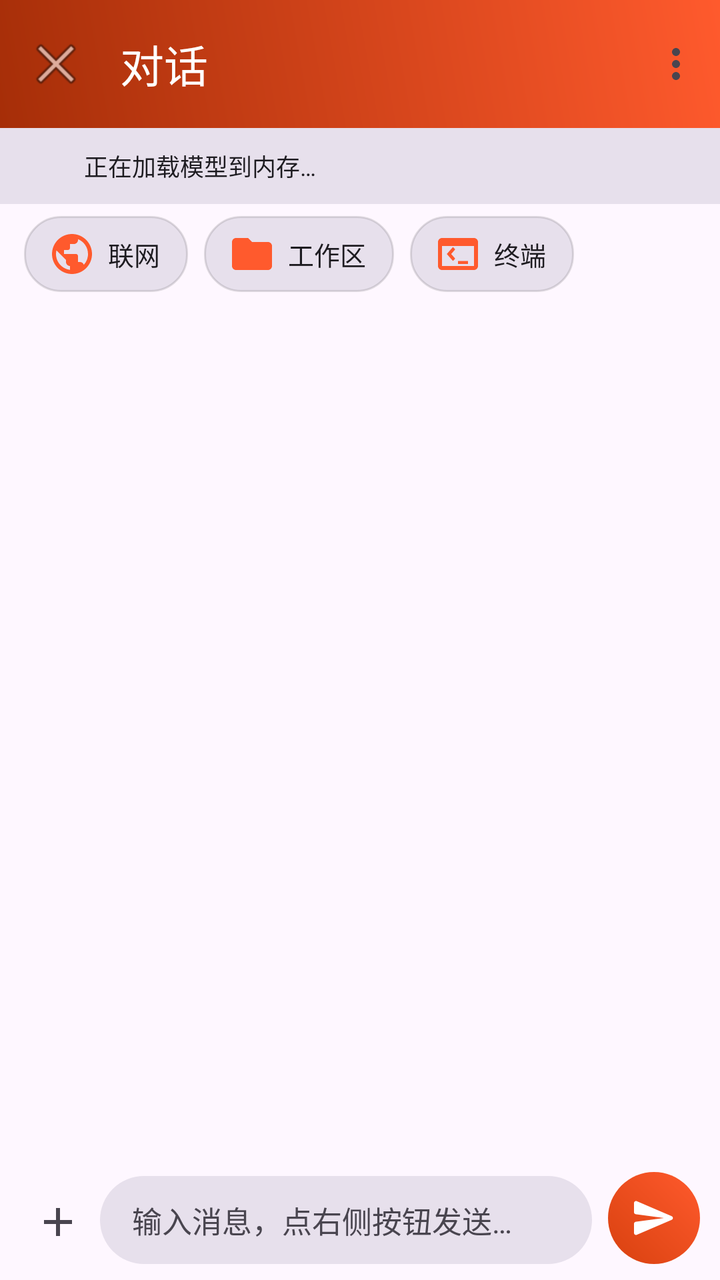
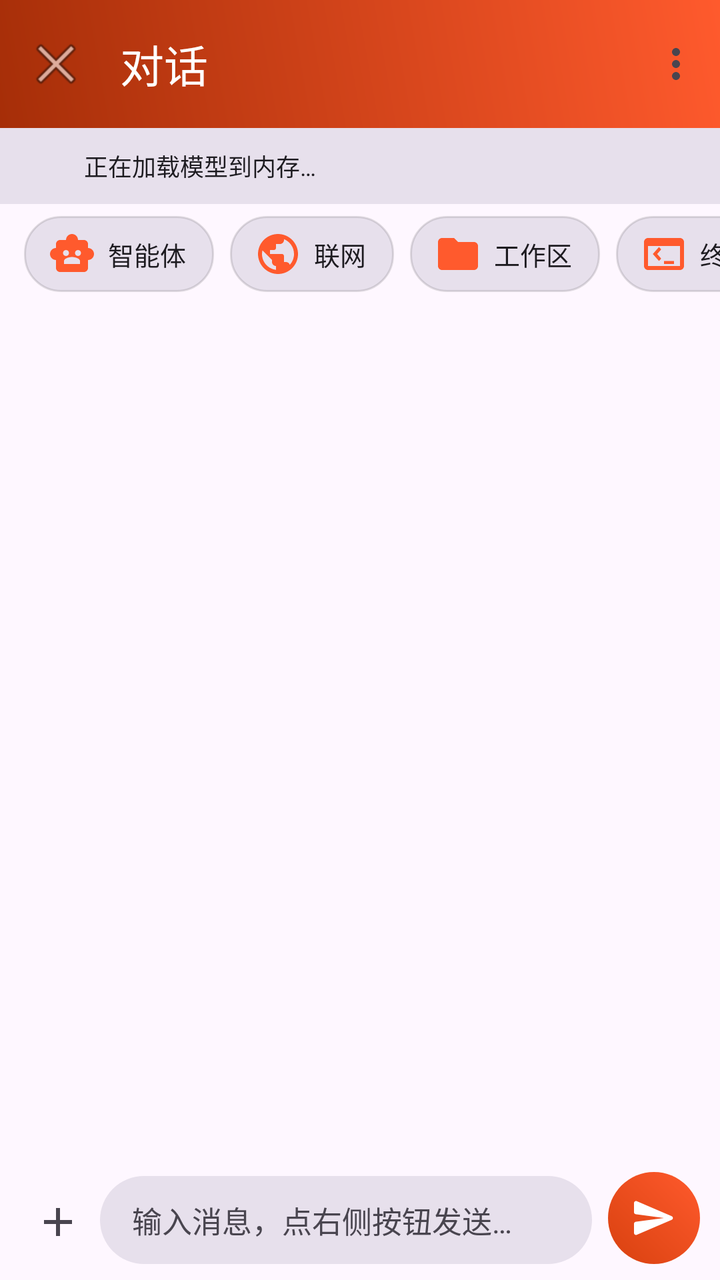

Two renders of the same Android screen: before a commit and after it. Below are the layout's source before the change and the commit's diff.
<!-- AndroidManifest.xml: application theme Theme.MScope -->
<!-- res/layout/activity_chat.xml -->
<?xml version="1.0" encoding="utf-8"?>
<LinearLayout xmlns:android="http://schemas.android.com/apk/res/android"
    xmlns:app="http://schemas.android.com/apk/res-auto"
    android:id="@+id/root"
    android:layout_width="match_parent"
    android:layout_height="match_parent"
    android:background="?attr/colorSurface"
    android:orientation="vertical">

    <com.google.android.material.appbar.MaterialToolbar
        android:id="@+id/cToolbar"
        android:layout_width="match_parent"
        android:layout_height="?attr/actionBarSize"
        android:background="@drawable/bg_header_gradient"
        app:menu="@menu/menu_chat"
        app:navigationIcon="@android:drawable/ic_menu_close_clear_cancel"
        app:subtitleTextColor="@color/white_70"
        app:title="@string/chat_title"
        app:titleTextColor="@color/white" />

    
    <LinearLayout
        android:id="@+id/loadBox"
        android:layout_width="match_parent"
        android:layout_height="wrap_content"
        android:background="?attr/colorSurfaceVariant"
        android:gravity="center_vertical"
        android:orientation="horizontal"
        android:paddingStart="14dp"
        android:paddingTop="10dp"
        android:paddingEnd="14dp"
        android:paddingBottom="10dp">

        <ProgressBar
            android:id="@+id/loadProgress"
            android:layout_width="18dp"
            android:layout_height="18dp" />

        <TextView
            android:id="@+id/tvLoadStatus"
            android:layout_width="0dp"
            android:layout_height="wrap_content"
            android:layout_marginStart="10dp"
            android:layout_weight="1"
            android:text="@string/chat_loading"
            android:textColor="?android:attr/textColorPrimary"
            android:textSize="12sp" />
    </LinearLayout>

    
    <TextView
        android:id="@+id/tvCtx"
        android:layout_width="match_parent"
        android:layout_height="wrap_content"
        android:background="?attr/colorSurfaceVariant"
        android:paddingStart="14dp"
        android:paddingTop="4dp"
        android:paddingEnd="14dp"
        android:paddingBottom="4dp"
        android:textColor="?android:attr/textColorSecondary"
        android:textSize="11sp"
        android:visibility="gone" />

    
    <HorizontalScrollView
        android:layout_width="match_parent"
        android:layout_height="wrap_content"
        android:background="?attr/colorSurface"
        android:scrollbars="none">

        <LinearLayout
            android:layout_width="wrap_content"
            android:layout_height="wrap_content"
            android:orientation="horizontal"
            android:paddingStart="12dp"
            android:paddingTop="6dp"
            android:paddingEnd="12dp"
            android:paddingBottom="8dp">

            <TextView
                android:id="@+id/chipWeb"
                android:layout_width="wrap_content"
                android:layout_height="wrap_content"
                android:background="@drawable/bg_chip"
                android:drawableStart="@drawable/ic_globe"
                android:drawablePadding="6dp"
                android:drawableTint="@color/chip_icon"
                android:gravity="center_vertical"
                android:paddingStart="12dp"
                android:paddingTop="7dp"
                android:paddingEnd="14dp"
                android:paddingBottom="7dp"
                android:text="@string/chat_web"
                android:textColor="@color/chip_text"
                android:textSize="13sp" />

            <TextView
                android:id="@+id/chipWorkspace"
                android:layout_width="wrap_content"
                android:layout_height="wrap_content"
                android:layout_marginStart="8dp"
                android:background="@drawable/bg_chip"
                android:drawableStart="@drawable/ic_folder"
                android:drawablePadding="6dp"
                android:drawableTint="@color/chip_icon"
                android:gravity="center_vertical"
                android:paddingStart="12dp"
                android:paddingTop="7dp"
                android:paddingEnd="14dp"
                android:paddingBottom="7dp"
                android:text="@string/workspace_title"
                android:textColor="@color/chip_text"
                android:textSize="13sp" />

            <TextView
                android:id="@+id/chipTerminal"
                android:layout_width="wrap_content"
                android:layout_height="wrap_content"
                android:layout_marginStart="8dp"
                android:background="@drawable/bg_chip"
                android:drawableStart="@drawable/ic_terminal"
                android:drawablePadding="6dp"
                android:drawableTint="@color/chip_icon"
                android:gravity="center_vertical"
                android:paddingStart="12dp"
                android:paddingTop="7dp"
                android:paddingEnd="14dp"
                android:paddingBottom="7dp"
                android:text="@string/term_title"
                android:textColor="@color/chip_text"
                android:textSize="13sp" />
        </LinearLayout>
    </HorizontalScrollView>

    <FrameLayout
        android:layout_width="match_parent"
        android:layout_height="0dp"
        android:layout_weight="1">

        <androidx.recyclerview.widget.RecyclerView
            android:id="@+id/chatList"
            android:layout_width="match_parent"
            android:layout_height="match_parent"
            android:clipToPadding="false"
            android:paddingTop="8dp"
            android:paddingBottom="8dp"
            android:scrollbars="none" />

        <ScrollView
            android:id="@+id/chatHint"
            android:layout_width="match_parent"
            android:layout_height="match_parent"
            android:fillViewport="true"
            android:visibility="gone">

            <LinearLayout
                android:layout_width="match_parent"
                android:layout_height="wrap_content"
                android:gravity="center_horizontal"
                android:orientation="vertical"
                android:padding="28dp">

                <ImageView
                    android:layout_width="64dp"
                    android:layout_height="64dp"
                    android:layout_marginTop="12dp"
                    android:alpha="0.55"
                    android:contentDescription="@string/chat_title"
                    android:src="@drawable/ic_smart_toy"
                    app:tint="@color/brand" />

                <TextView
                    android:id="@+id/tvHintTitle"
                    android:layout_width="wrap_content"
                    android:layout_height="wrap_content"
                    android:layout_marginTop="14dp"
                    android:textColor="?android:attr/textColorPrimary"
                    android:textSize="16sp"
                    android:textStyle="bold" />

                <TextView
                    android:id="@+id/tvHintDesc"
                    android:layout_width="match_parent"
                    android:layout_height="wrap_content"
                    android:layout_marginTop="8dp"
                    android:gravity="center"
                    android:textColor="?android:attr/textColorSecondary"
                    android:textSize="13sp" />

                <TextView
                    android:layout_width="wrap_content"
                    android:layout_height="wrap_content"
                    android:layout_marginTop="22dp"
                    android:text="@string/chat_quick_title"
                    android:textColor="?android:attr/textColorSecondary"
                    android:textSize="12sp" />

                <TextView
                    android:id="@+id/quick1"
                    android:layout_width="match_parent"
                    android:layout_height="wrap_content"
                    android:layout_marginTop="10dp"
                    android:background="@drawable/bg_card"
                    android:paddingStart="16dp"
                    android:paddingTop="12dp"
                    android:paddingEnd="16dp"
                    android:paddingBottom="12dp"
                    android:text="@string/chat_quick_1"
                    android:textColor="?android:attr/textColorPrimary"
                    android:textSize="14sp" />

                <TextView
                    android:id="@+id/quick2"
                    android:layout_width="match_parent"
                    android:layout_height="wrap_content"
                    android:layout_marginTop="8dp"
                    android:background="@drawable/bg_card"
                    android:paddingStart="16dp"
                    android:paddingTop="12dp"
                    android:paddingEnd="16dp"
                    android:paddingBottom="12dp"
                    android:text="@string/chat_quick_2"
                    android:textColor="?android:attr/textColorPrimary"
                    android:textSize="14sp" />

                <TextView
                    android:id="@+id/quick3"
                    android:layout_width="match_parent"
                    android:layout_height="wrap_content"
                    android:layout_marginTop="8dp"
                    android:background="@drawable/bg_card"
                    android:paddingStart="16dp"
                    android:paddingTop="12dp"
                    android:paddingEnd="16dp"
                    android:paddingBottom="12dp"
                    android:text="@string/chat_quick_3"
                    android:textColor="?android:attr/textColorPrimary"
                    android:textSize="14sp" />
            </LinearLayout>
        </ScrollView>
    </FrameLayout>

    
    <LinearLayout
        android:id="@+id/inputBar"
        android:layout_width="match_parent"
        android:layout_height="wrap_content"
        android:gravity="bottom"
        android:orientation="horizontal"
        android:paddingStart="8dp"
        android:paddingTop="8dp"
        android:paddingEnd="10dp"
        android:paddingBottom="8dp">

        <ImageButton
            android:id="@+id/btnMore"
            android:layout_width="42dp"
            android:layout_height="42dp"
            android:background="?attr/selectableItemBackgroundBorderless"
            android:contentDescription="@string/chat_slash_tip"
            android:padding="9dp"
            android:src="@drawable/ic_add"
            app:tint="?android:attr/textColorSecondary" />

        <EditText
            android:id="@+id/etInput"
            android:layout_width="0dp"
            android:layout_height="wrap_content"
            android:layout_weight="1"
            android:background="@drawable/bg_input"
            android:hint="@string/chat_hint"
            android:inputType="textMultiLine|textCapSentences"
            android:maxLines="5"
            android:minHeight="44dp"
            android:paddingStart="16dp"
            android:paddingTop="11dp"
            android:paddingEnd="16dp"
            android:paddingBottom="11dp"
            android:textColor="?android:attr/textColorPrimary"
            android:textColorHint="?android:attr/textColorSecondary"
            android:textSize="15sp" />

        <ImageButton
            android:id="@+id/btnSend"
            android:layout_width="46dp"
            android:layout_height="46dp"
            android:layout_marginStart="8dp"
            android:background="@drawable/bg_circle_brand"
            android:contentDescription="@string/chat_send"
            android:padding="12dp"
            android:src="@drawable/ic_send" />
    </LinearLayout>

</LinearLayout>
<!-- resources referenced by this layout -->
<resources>
  <color name="brand">#FF5A2D</color>
  <color name="white">#FFFFFFFF</color>
  <color name="white_70">#B3FFFFFF</color>
  <!-- drawable bg_card (drawable) -->
  <?xml version="1.0" encoding="utf-8"?>
  <shape xmlns:android="http://schemas.android.com/apk/res/android"
      android:shape="rectangle">
      <solid android:color="?attr/colorSurface" />
      <stroke
          android:width="1dp"
          android:color="@color/divider" />
      <corners android:radius="16dp" />
  </shape>
  <!-- drawable bg_circle_brand (drawable) -->
  <?xml version="1.0" encoding="utf-8"?>
  <shape xmlns:android="http://schemas.android.com/apk/res/android"
      android:shape="oval">
      <gradient
          android:angle="45"
          android:endColor="@color/brand"
          android:startColor="@color/brand_dark"
          android:type="linear" />
  </shape>
  <!-- drawable bg_header_gradient (drawable) -->
  <?xml version="1.0" encoding="utf-8"?>
  <shape xmlns:android="http://schemas.android.com/apk/res/android"
      android:shape="rectangle">
      <gradient
          android:angle="45"
          android:endColor="@color/brand"
          android:startColor="@color/brand_deep"
          android:type="linear" />
  </shape>
  <!-- drawable bg_input (drawable) -->
  <?xml version="1.0" encoding="utf-8"?>
  <shape xmlns:android="http://schemas.android.com/apk/res/android"
      android:shape="rectangle">
      <solid android:color="?attr/colorSurfaceVariant" />
      <corners android:radius="22dp" />
  </shape>
  <!-- drawable ic_add (drawable) -->
  <vector xmlns:android="http://schemas.android.com/apk/res/android"
      android:width="24dp"
      android:height="24dp"
      android:viewportWidth="24"
      android:viewportHeight="24">
      <path
          android:fillColor="#FFFFFFFF"
          android:pathData="M19,13h-6v6h-2v-6H5v-2h6V5h2v6h6v2z" />
  </vector>
  <!-- drawable ic_folder (drawable) -->
  <vector xmlns:android="http://schemas.android.com/apk/res/android"
      android:width="24dp"
      android:height="24dp"
      android:viewportWidth="24"
      android:viewportHeight="24">
      <path
          android:fillColor="#FFFFFFFF"
          android:pathData="M10,4H4c-1.1,0 -1.99,0.9 -1.99,2L2,18c0,1.1 0.9,2 2,2h16c1.1,0 2,-0.9 2,-2V8c0,-1.1 -0.9,-2 -2,-2h-8l-2,-2z" />
  </vector>
  <string name="chat_hint">输入消息，点右侧按钮发送…</string>
  <string name="chat_loading">正在加载模型到内存…</string>
  <string name="chat_quick_1">写一个带样式的个人主页 HTML</string>
  <string name="chat_quick_2">帮我搜索今天的科技新闻并总结</string>
  <string name="chat_quick_3">用 Python 写一个快速排序并解释</string>
  <string name="chat_quick_title">试试这些</string>
  <string name="chat_send">发送</string>
  <string name="chat_slash_tip">输入 / 可使用命令：/search 搜索、/ls 列目录、/write 写文件、/run 终端命令、/help 全部命令</string>
  <string name="chat_title">对话</string>
  <string name="chat_web">联网</string>
  <string name="term_title">终端</string>
  <string name="workspace_title">工作区</string>
  <style name="Theme.MScope" parent="Theme.Material3.DayNight.NoActionBar">
          <item name="colorPrimary">@color/brand</item>
          <item name="colorOnPrimary">@color/white</item>
          <item name="colorSecondary">@color/accent</item>
          <item name="colorOnSecondary">@color/white</item>
          <item name="android:statusBarColor">@android:color/transparent</item>
          <item name="android:navigationBarColor">@android:color/transparent</item>
      </style>
  <color name="divider">#1F000000</color>
  <color name="brand_dark">#D8410F</color>
  <color name="brand_deep">#A62E08</color>
  <color name="accent">#00A98F</color>
  <!-- unchanged entries left out for length: 5 -->
</resources>

<!-- the commit's change to res/layout/activity_chat.xml (unified diff, before → after) -->
@@ -78,9 +78,27 @@
             android:paddingBottom="8dp">
 
             <TextView
+                android:id="@+id/chipAgent"
+                android:layout_width="wrap_content"
+                android:layout_height="wrap_content"
+                android:background="@drawable/bg_chip"
+                android:drawableStart="@drawable/ic_smart_toy"
+                android:drawablePadding="6dp"
+                android:drawableTint="@color/chip_icon"
+                android:gravity="center_vertical"
+                android:paddingStart="12dp"
+                android:paddingTop="7dp"
+                android:paddingEnd="14dp"
+                android:paddingBottom="7dp"
+                android:text="@string/chat_agent"
+                android:textColor="@color/chip_text"
+                android:textSize="13sp" />
+
+            <TextView
                 android:id="@+id/chipWeb"
                 android:layout_width="wrap_content"
                 android:layout_height="wrap_content"
+                android:layout_marginStart="8dp"
                 android:background="@drawable/bg_chip"
                 android:drawableStart="@drawable/ic_globe"
                 android:drawablePadding="6dp"
<!-- resource entries referenced after the edit -->
@@ -60,14 +60,15 @@
           android:fillColor="#FFFFFFFF"
           android:pathData="M10,4H4c-1.1,0 -1.99,0.9 -1.99,2L2,18c0,1.1 0.9,2 2,2h16c1.1,0 2,-0.9 2,-2V8c0,-1.1 -0.9,-2 -2,-2h-8l-2,-2z" />
   </vector>
+  <string name="chat_agent">智能体</string>
   <string name="chat_hint">输入消息，点右侧按钮发送…</string>
   <string name="chat_loading">正在加载模型到内存…</string>
-  <string name="chat_quick_1">写一个带样式的个人主页 HTML</string>
+  <string name="chat_quick_1">看看工作区里有哪些文件，再帮我总结</string>
   <string name="chat_quick_2">帮我搜索今天的科技新闻并总结</string>
-  <string name="chat_quick_3">用 Python 写一个快速排序并解释</string>
+  <string name="chat_quick_3">在终端里创建一个 hello.txt 并写入内容</string>
   <string name="chat_quick_title">试试这些</string>
   <string name="chat_send">发送</string>
-  <string name="chat_slash_tip">输入 / 可使用命令：/search 搜索、/ls 列目录、/write 写文件、/run 终端命令、/help 全部命令</string>
+  <string name="chat_slash_tip">输入 / 可使用命令：/search 搜索、/run 本机命令、/ls 列目录、/help 全部命令</string>
   <string name="chat_title">对话</string>
   <string name="chat_web">联网</string>
   <string name="term_title">终端</string>
